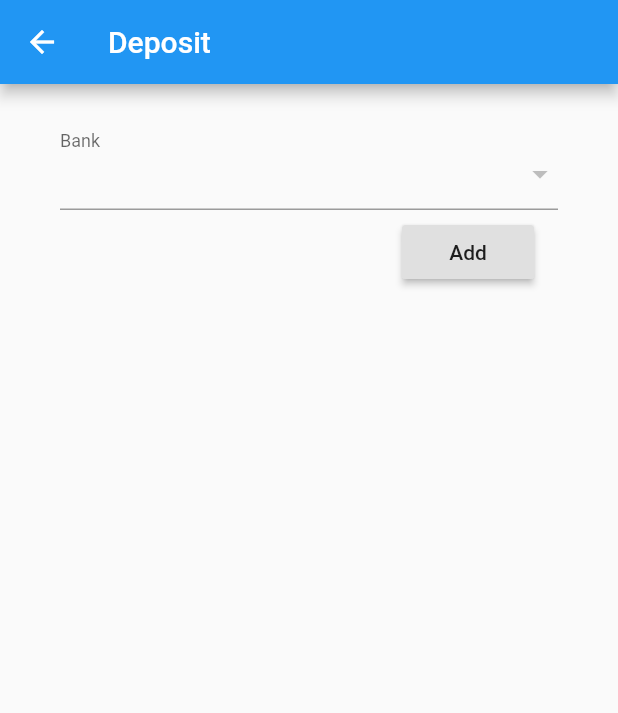
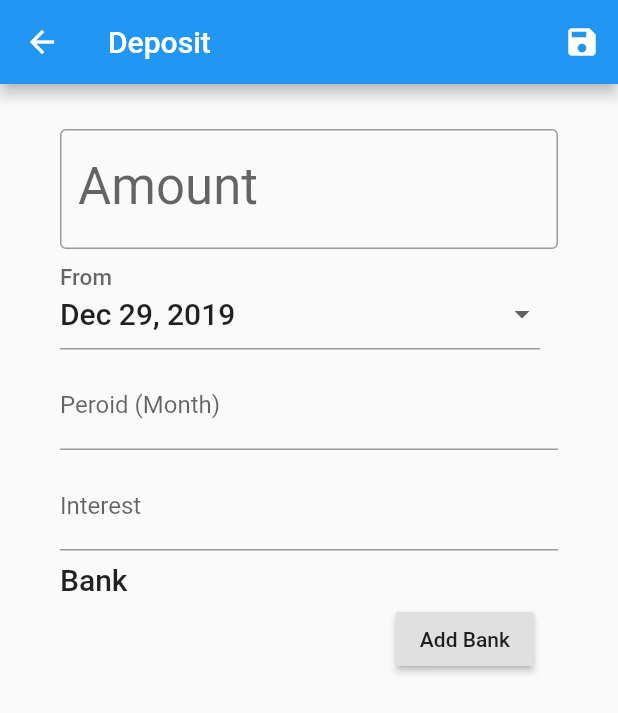
Before and after one commit to melodypapa/account_book, a Flutter app: the DepositCreatePage screen opened by its route, on a phone screen of 412 x 824 dp. Shown: the top 713 px of the screen. Run offline on Flutter 3.47's test engine with Material 2 defaults, Android fonts, the phone set to English and light mode, and no system bars; our stand-ins replace sqflite; accounts and stored records are empty; statements that could not run were skipped.

Commit message:
update the deposit page

```diff
--- a/lib/app/app.dart
+++ b/lib/app/app.dart
@@ -7,7 +7,7 @@ class AccountBookApp extends StatelessWidget {
   @override
   Widget build(BuildContext context) {
     return MaterialApp(
-      home: HomePage(),
+      home: DepositCreatePage(),
       routes: <String, WidgetBuilder>{
         '/Deposit/Create': (BuildContext buildContext) => DepositCreatePage(),
         '/Home': (BuildContext buildContext) => HomePage(),
--- a/lib/models/bank.dart
+++ b/lib/models/bank.dart
@@ -1,17 +1,16 @@
-import 'package:account_book/services/database.dart';
 import 'package:flutter/material.dart';
 
 class Bank {
   int bankId;
   String name;
-  int createdAt;
+  DateTime createdAt;
 
   Bank({this.bankId, @required this.name, @required this.createdAt});
 
   Map<String, dynamic> toMapWithoutId() {
     final map = new Map<String, dynamic>();
     map["name"] = name;
-    map["created_at"] = createdAt;
+    map["created_at"] = createdAt.microsecondsSinceEpoch;
     return map;
   }
 
@@ -19,7 +18,7 @@ class Bank {
     final map = new Map<String, dynamic>();
     map["bank_id"] = bankId;
     map["name"] = name;
-    map["created_at"] = createdAt;
+    map["created_at"] = createdAt.microsecondsSinceEpoch;
     return map;
   }
 
@@ -27,7 +26,7 @@ class Bank {
     return Bank(
       bankId: data['bank_id'],
       name: data['name'],
-      createdAt: data['created_at'],
+      createdAt: DateTime.fromMicrosecondsSinceEpoch(data['created_at']),
     );
   }
 
--- a/lib/models/deposit.dart
+++ b/lib/models/deposit.dart
@@ -3,9 +3,59 @@ import 'package:flutter/foundation.dart';
 class Deposit {
   int depositId;
   int bankId;
+  double amount;
+  DateTime startDate;
+  int month;
+  double interest;
+  DateTime createdAt;
 
   Deposit({
     this.depositId,
     @required bankId,
+    @required amount,
+    @required startDate,
+    @required month,
+    @required interest,
+    @required createdAt,
   });
+
+  Map<String, dynamic> toMapWithoutId() {
+    final map = new Map<String, dynamic>();
+    map["bank_id"] = bankId;
+    map['amount'] = amount;
+    map['start_date'] = startDate.microsecondsSinceEpoch;
+    map['month'] = month;
+    map['interest'] = interest;
+    map["created_at"] = createdAt.microsecondsSinceEpoch;
+    return map;
+  }
+
+  Map<String, dynamic> toMap() {
+    final map = new Map<String, dynamic>();
+    map['deposit_id'] = depositId;
+    map["bank_id"] = bankId;
+    map['amount'] = amount;
+    map['start_date'] = startDate.microsecondsSinceEpoch;
+    map['month'] = month;
+    map['interest'] = interest;
+    map["created_at"] = createdAt.microsecondsSinceEpoch;
+    return map;
+  }
+
+  factory Deposit.fromMap(Map<String, dynamic> data) {
+    return Deposit(
+      depositId: data['deposit_id'],
+      bankId: data['bank_id'],
+      amount: data['amount'],
+      startDate: DateTime.fromMicrosecondsSinceEpoch(data['start_date']),
+      month: data['month'],
+      interest: data['interest'],
+      createdAt: DateTime.fromMicrosecondsSinceEpoch(data['created_at']),
+    );
+  }
+
+  @override
+  String toString() {
+    return "Deposit: $depositId, Amount: $amount";
+  }
 }
--- a/lib/pages/deposit/deposit_page.dart
+++ b/lib/pages/deposit/deposit_page.dart
@@ -1,6 +1,7 @@
 import 'package:account_book/models/models.dart';
 import 'package:account_book/pages/bank/bank_page.dart';
 import 'package:account_book/services/services.dart';
+import 'package:account_book/widgets/widgets.dart';
 import 'package:flutter/material.dart';
 import 'package:provider/provider.dart';
 
@@ -10,9 +11,15 @@ class DepositCreatePage extends StatelessWidget {
     return Scaffold(
       appBar: AppBar(
         title: Text("Deposit"),
+        actions: <Widget>[
+          IconButton(
+            icon: Icon(Icons.save),
+            onPressed: () {},
+          )
+        ],
       ),
       body: Container(
-          padding: EdgeInsets.symmetric(vertical: 20.0, horizontal: 40.0),
+          padding: EdgeInsets.symmetric(vertical: 30.0, horizontal: 40.0),
           child: DepositEditForm()),
     );
   }
@@ -25,6 +32,10 @@ class DepositEditForm extends StatefulWidget {
 
 class _DepositEditFormState extends State<DepositEditForm> {
   final GlobalKey<FormState> _formKey = GlobalKey<FormState>();
+  final TextEditingController _amountController = TextEditingController();
+  final TextEditingController _periodController = TextEditingController();
+  final TextEditingController _interestController = TextEditingController();
+  DateTime _fromDate = DateTime.now();
 
   @override
   Widget build(BuildContext context) {
@@ -38,7 +49,42 @@ class _DepositEditFormState extends State<DepositEditForm> {
             key: _formKey,
             child: ListView(
               children: <Widget>[
-                InputDecorator(
+                TextFormField(
+                  controller: _amountController,
+                  decoration: InputDecoration(
+                    labelText: 'Amount',
+                    border: OutlineInputBorder(),
+                  ),
+                  style: Theme.of(context).textTheme.display1,
+                ),
+                DateTimePicker(
+                  labelText: 'From',
+                  selectedDate: _fromDate,
+                  selectDate: (DateTime date) {
+                    setState(() {
+                      _fromDate = date;
+                    });
+                  },
+                ),
+                const SizedBox(height: 8.0),
+                TextFormField(
+                  controller: _periodController,
+                  decoration: InputDecoration(
+                    labelText: 'Peroid (Month)',
+                    //border: OutlineInputBorder(),
+                  ),
+                  //style: Theme.of(context).textTheme.title,
+                ),
+                const SizedBox(height: 8.0),
+                TextFormField(
+                  controller: _interestController,
+                  decoration: InputDecoration(
+                    labelText: 'Interest',
+                    //border: OutlineInputBorder(),
+                  ),
+                  //style: Theme.of(context).textTheme.title,
+                ),
+                /*InputDecorator(
                   decoration: const InputDecoration(
                     labelText: 'Bank',
                     hintText: 'Choose the bank',
@@ -56,10 +102,19 @@ class _DepositEditFormState extends State<DepositEditForm> {
                       );
                     }).toList(),
                   ),
+                ),*/
+                const SizedBox(height: 8.0),
+                Row(
+                  children: <Widget>[
+                    Text(
+                      "Bank",
+                      style: Theme.of(context).textTheme.title,
+                    ),
+                  ],
                 ),
                 ListTile(
                   trailing: RaisedButton(
-                    child: Text("Add"),
+                    child: Text("Add Bank"),
                     onPressed: () {
                       Navigator.of(context)
                           .push(MaterialPageRoute<BankFormAction>(
--- a/lib/services/bank_service.dart
+++ b/lib/services/bank_service.dart
@@ -8,7 +8,7 @@ class BankService extends ChangeNotifier {
   Future<int> createBank({@required String name}) async {
     final bank = Bank(
       name: name,
-      createdAt: DateTime.now().millisecondsSinceEpoch,
+      createdAt: DateTime.now(),
     );
 
     int id = await _dbInstance.db.insert("bank", bank.toMapWithoutId());
--- a/lib/services/database.dart
+++ b/lib/services/database.dart
@@ -20,9 +20,6 @@ class DatabaseHelper {
   }
 
   void initDb() async {
-    if (kDebugMode == true){
-      await Sqflite.setDebugModeOn(true);
-    }
     Directory documentsDirectory = await getApplicationDocumentsDirectory();
     String dbName = join(documentsDirectory.path, "account_book.db");
     print("create database $dbName");
--- a/lib/services/deposit_service.dart
+++ b/lib/services/deposit_service.dart
@@ -22,7 +22,8 @@ class DepositService extends ChangeNotifier {
   }
 
   void loadBankOptions() async{
-    List<Map> maps = await _dbInsance.db.query(DatabaseHelper.tableBank, columns: ["bank_id", "name"]);
+    print(_dbInsance.db);
+    /*List<Map> maps = await _dbInsance.db.query(DatabaseHelper.tableBank, columns: ["bank_id", "name"]);
 
     if (maps.length > 0){
       _bankOptions = [];
@@ -33,6 +34,6 @@ class DepositService extends ChangeNotifier {
         currentBankId = _bankOptions[0].bankId;
       }
       notifyListeners();
-    }
+    }*/
   }
 }
--- /dev/null
+++ b/lib/widgets/datepicker.dart
@@ -0,0 +1,113 @@
+import 'package:flutter/material.dart';
+import 'package:intl/intl.dart';
+
+class _InputDropdown extends StatelessWidget {
+  const _InputDropdown({
+    Key key,
+    this.child,
+    this.labelText,
+    this.valueText,
+    this.valueStyle,
+    this.onPressed,
+  }) : super(key: key);
+
+  final String labelText;
+  final String valueText;
+  final TextStyle valueStyle;
+  final VoidCallback onPressed;
+  final Widget child;
+
+  @override
+  Widget build(BuildContext context) {
+    return InkWell(
+      onTap: onPressed,
+      child: InputDecorator(
+        decoration: InputDecoration(
+          labelText: labelText,
+        ),
+        baseStyle: valueStyle,
+        child: Row(
+          mainAxisAlignment: MainAxisAlignment.spaceBetween,
+          mainAxisSize: MainAxisSize.min,
+          children: <Widget>[
+            Text(valueText, style: valueStyle),
+            Icon(
+              Icons.arrow_drop_down,
+              color: Theme.of(context).brightness == Brightness.light
+                  ? Colors.grey.shade700
+                  : Colors.white70,
+            ),
+          ],
+        ),
+      ),
+    );
+  }
+}
+
+class DateTimePicker extends StatelessWidget {
+  const DateTimePicker({
+    Key key,
+    this.labelText,
+    this.selectedDate,
+    this.selectedTime,
+    this.selectDate,
+    this.selectTime,
+  }) : super(key: key);
+
+  final String labelText;
+  final DateTime selectedDate;
+  final TimeOfDay selectedTime;
+  final ValueChanged<DateTime> selectDate;
+  final ValueChanged<TimeOfDay> selectTime;
+
+  Future<void> _selectDate(BuildContext context) async {
+    final DateTime picked = await showDatePicker(
+      context: context,
+      initialDate: selectedDate,
+      firstDate: DateTime(2015, 8),
+      lastDate: DateTime(2101),
+    );
+    if (picked != null && picked != selectedDate) selectDate(picked);
+  }
+
+  Future<void> _selectTime(BuildContext context) async {
+    final TimeOfDay picked = await showTimePicker(
+      context: context,
+      initialTime: selectedTime,
+    );
+    if (picked != null && picked != selectedTime) selectTime(picked);
+  }
+
+  @override
+  Widget build(BuildContext context) {
+    final TextStyle valueStyle = Theme.of(context).textTheme.title;
+    return Row(
+      crossAxisAlignment: CrossAxisAlignment.end,
+      children: <Widget>[
+        Expanded(
+          flex: 4,
+          child: _InputDropdown(
+            labelText: labelText,
+            valueText: DateFormat.yMMMd().format(selectedDate),
+            valueStyle: valueStyle,
+            onPressed: () {
+              _selectDate(context);
+            },
+          ),
+        ),
+        const SizedBox(width: 12.0),
+        if (selectedTime != null)
+          Expanded(
+            flex: 3,
+            child: _InputDropdown(
+              valueText: selectedTime.format(context),
+              valueStyle: valueStyle,
+              onPressed: () {
+                _selectTime(context);
+              },
+            ),
+          ),
+      ],
+    );
+  }
+}
--- /dev/null
+++ b/lib/widgets/widgets.dart
@@ -0,0 +1 @@
+export 'datepicker.dart';
--- a/pubspec.yaml
+++ b/pubspec.yaml
@@ -14,7 +14,7 @@ description: A new Flutter project.
 version: 1.0.0+1
 
 environment:
-  sdk: ">=2.1.0 <3.0.0"
+  sdk: ">=2.3.0 <3.0.0"
 
 dependencies:
   flutter:
@@ -23,7 +23,7 @@ dependencies:
   path_provider: 1.5.1
   provider: ^3.0.0
   #flutter_slidable: any
-  #intl: any
+  intl: 0.16.0
   #image_picker: any
   # flutter_calendar_carousel: any
 
```
Also changed, not shown: pubspec.lock, 1 other file.
